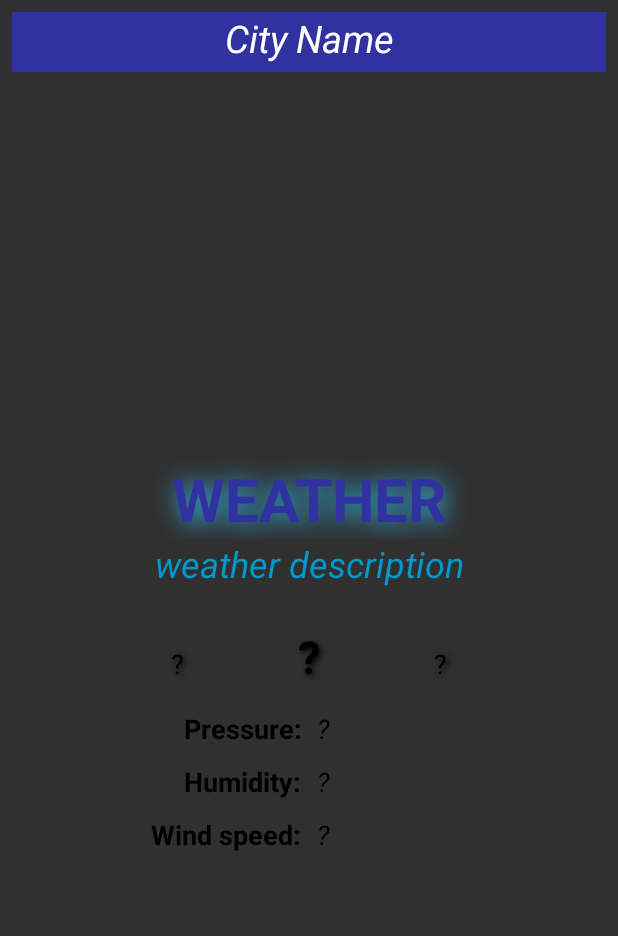
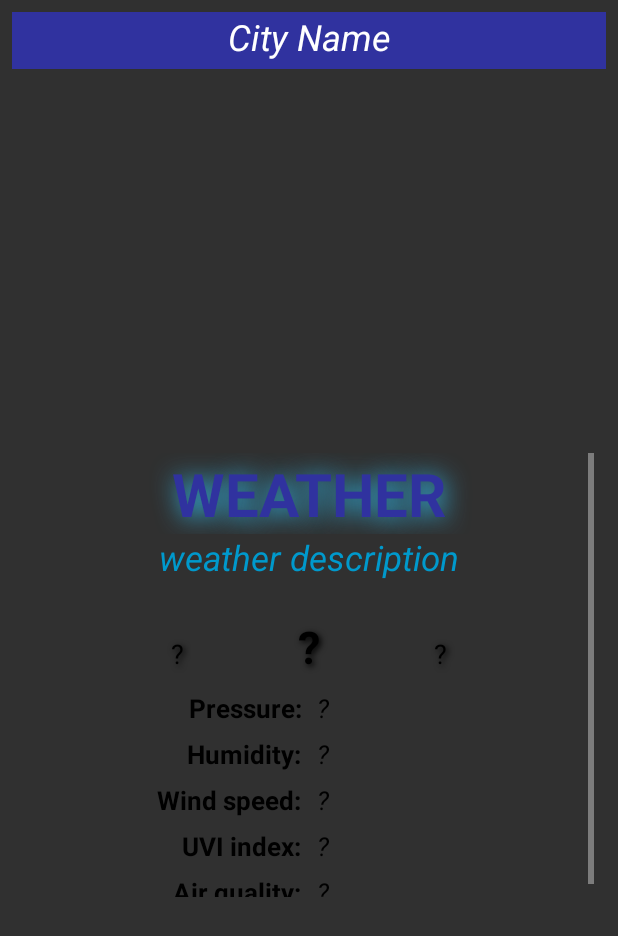
Before and after one commit to lgug/Whatstheweatherlike, an Android app: the layout activity_weather_result.xml on its own in the app's theme, with its tools: preview values and no code run, on a phone screen of 412 x 824 dp. Shown: the top 936 px of the screen. Run offline under Robolectric (Android 15) with nearby library versions, the phone set to English and light mode, and no system bars.

Commit message:
added functions to calculate uvi index and air quality and graphical integration.

```diff
--- a/app/src/main/java/weather/whatstheweatherlike/services/CitiesManager.java
+++ b/app/src/main/java/weather/whatstheweatherlike/services/CitiesManager.java
@@ -26,7 +26,7 @@ import weather.whatstheweatherlike.beans.City;
 
 public class CitiesManager extends AsyncTask<Void, Void, List<City>> {
 
-    private final static String SERVER_DNS = "ec2-18-184-69-104.eu-central-1.compute.amazonaws.com";
+    private final static String SERVER_DNS = "ec2-3-120-27-26.eu-central-1.compute.amazonaws.com";
     private final static Integer SERVER_PORT = 8081;
 
     private String cityName;
--- a/app/src/main/java/weather/whatstheweatherlike/services/TryConnectionManager.java
+++ b/app/src/main/java/weather/whatstheweatherlike/services/TryConnectionManager.java
@@ -18,7 +18,7 @@ public class TryConnectionManager extends AsyncTask<Void, Void, String>{
         if (ping) {
             boolean serverPing;
             try {
-                InetAddress cityServerAddress = InetAddress.getByName("ec2-18-184-69-104.eu-central-1.compute.amazonaws.com");
+                InetAddress cityServerAddress = InetAddress.getByName("ec2-3-120-27-26.eu-central-1.compute.amazonaws.com");
                 serverPing = cityServerAddress.isReachable(1000);
             } catch (IOException e) {
                 serverPing = false;
--- a/app/src/main/res/layout/activity_weather_result.xml
+++ b/app/src/main/res/layout/activity_weather_result.xml
@@ -32,14 +32,13 @@
             android:paddingBottom="5dp"
             android:text="City Name"
             android:textColor="@android:color/white"
-            android:textSize="25sp"
+            android:textSize="24sp"
             android:textStyle="italic" />
 
         <ImageView
             android:id="@+id/imageView"
             android:layout_width="match_parent"
-            android:layout_height="233dp"
-            android:layout_marginBottom="8dp"
+            android:layout_height="240dp"
             android:layout_marginEnd="8dp"
             android:layout_marginLeft="8dp"
             android:layout_marginRight="8dp"
@@ -92,10 +91,10 @@
                     android:layout_width="match_parent"
                     android:layout_height="wrap_content"
                     android:gravity="center"
-                    android:paddingBottom="25dp"
+                    android:paddingBottom="23dp"
                     android:text="weather description"
                     android:textColor="@android:color/holo_blue_dark"
-                    android:textSize="24sp"
+                    android:textSize="23sp"
                     android:textStyle="italic" />
 
                 <LinearLayout
@@ -103,17 +102,17 @@
                     android:layout_width="match_parent"
                     android:layout_height="match_parent"
                     android:orientation="horizontal"
-                    android:paddingBottom="10dp">
+                    android:paddingBottom="5dp">
 
                     <TextView
                         android:id="@+id/textView11"
                         android:layout_width="match_parent"
                         android:layout_height="wrap_content"
+                        android:layout_gravity="bottom"
                         android:layout_weight="1"
                         android:gravity="right|center"
-                        android:paddingBottom="5dp"
+                        android:paddingBottom="3dp"
                         android:paddingRight="20dp"
-                        android:paddingTop="5dp"
                         android:shadowColor="@android:color/black"
                         android:shadowDx="2"
                         android:shadowDy="2"
@@ -142,11 +141,11 @@
                         android:id="@+id/textView6"
                         android:layout_width="match_parent"
                         android:layout_height="wrap_content"
+                        android:layout_gravity="bottom"
                         android:layout_weight="1"
                         android:gravity="left|center"
-                        android:paddingBottom="5dp"
+                        android:paddingBottom="3dp"
                         android:paddingLeft="20dp"
-                        android:paddingTop="5dp"
                         android:shadowColor="@android:color/black"
                         android:shadowDx="2"
                         android:shadowDy="2"
@@ -169,12 +168,12 @@
                         android:layout_height="wrap_content"
                         android:layout_weight="1"
                         android:gravity="right|center"
-                        android:paddingBottom="5dp"
+                        android:paddingBottom="3dp"
                         android:paddingRight="5dp"
-                        android:paddingTop="5dp"
+                        android:paddingTop="3dp"
                         android:text="Pressure:"
                         android:textColor="@android:color/black"
-                        android:textSize="18sp"
+                        android:textSize="17sp"
                         android:textStyle="bold" />
 
                     <TextView
@@ -183,12 +182,12 @@
                         android:layout_height="wrap_content"
                         android:layout_weight="1"
                         android:gravity="left|center"
-                        android:paddingBottom="5dp"
+                        android:paddingBottom="3dp"
                         android:paddingLeft="5dp"
-                        android:paddingTop="5dp"
+                        android:paddingTop="3dp"
                         android:text="?"
                         android:textColor="@android:color/black"
-                        android:textSize="18sp"
+                        android:textSize="17sp"
                         android:textStyle="italic" />
                 </LinearLayout>
 
@@ -205,12 +204,12 @@
                         android:layout_height="wrap_content"
                         android:layout_weight="1"
                         android:gravity="right|center"
-                        android:paddingBottom="5dp"
+                        android:paddingBottom="3dp"
                         android:paddingRight="5dp"
-                        android:paddingTop="5dp"
+                        android:paddingTop="3dp"
                         android:text="Humidity:"
                         android:textColor="@android:color/black"
-                        android:textSize="18sp"
+                        android:textSize="17sp"
                         android:textStyle="bold" />
 
                     <TextView
@@ -219,12 +218,12 @@
                         android:layout_height="wrap_content"
                         android:layout_weight="1"
                         android:gravity="left|center"
-                        android:paddingBottom="5dp"
+                        android:paddingBottom="3dp"
                         android:paddingLeft="5dp"
-                        android:paddingTop="5dp"
+                        android:paddingTop="3dp"
                         android:text="?"
                         android:textColor="@android:color/black"
-                        android:textSize="18sp"
+                        android:textSize="17sp"
                         android:textStyle="italic" />
                 </LinearLayout>
 
@@ -240,12 +239,12 @@
                         android:layout_height="wrap_content"
                         android:layout_weight="1"
                         android:gravity="right|center"
-                        android:paddingBottom="5dp"
+                        android:paddingBottom="3dp"
                         android:paddingRight="5dp"
-                        android:paddingTop="5dp"
+                        android:paddingTop="3dp"
                         android:text="Wind speed:"
                         android:textColor="@android:color/black"
-                        android:textSize="18sp"
+                        android:textSize="17sp"
                         android:textStyle="bold" />
 
                     <TextView
@@ -254,14 +253,85 @@
                         android:layout_height="wrap_content"
                         android:layout_weight="1"
                         android:gravity="left|center"
-                        android:paddingBottom="5dp"
+                        android:paddingBottom="3dp"
                         android:paddingLeft="5dp"
-                        android:paddingTop="5dp"
+                        android:paddingTop="3dp"
                         android:text="?"
                         android:textColor="@android:color/black"
-                        android:textSize="18sp"
+                        android:textSize="17sp"
                         android:textStyle="italic" />
 
+                </LinearLayout>
+
+                <LinearLayout
+                    android:id="@+id/linearL5"
+                    android:layout_width="match_parent"
+                    android:layout_height="match_parent"
+                    android:layout_weight="1"
+                    android:orientation="horizontal">
+
+                    <TextView
+                        android:id="@+id/textView23"
+                        android:layout_width="match_parent"
+                        android:layout_height="wrap_content"
+                        android:layout_weight="1"
+                        android:gravity="right|center"
+                        android:paddingBottom="3dp"
+                        android:paddingRight="5dp"
+                        android:paddingTop="3dp"
+                        android:text="UVI index:"
+                        android:textColor="@color/black"
+                        android:textSize="17sp"
+                        android:textStyle="bold" />
+
+                    <TextView
+                        android:id="@+id/textView24"
+                        android:layout_width="match_parent"
+                        android:layout_height="wrap_content"
+                        android:layout_weight="1"
+                        android:gravity="left|center"
+                        android:paddingBottom="3dp"
+                        android:paddingLeft="5dp"
+                        android:paddingTop="3dp"
+                        android:text="?"
+                        android:textColor="@color/black"
+                        android:textSize="17sp"
+                        android:textStyle="italic" />
+
+                </LinearLayout>
+
+                <LinearLayout
+                    android:id="@+id/linearL6"
+                    android:layout_width="match_parent"
+                    android:layout_height="match_parent"
+                    android:layout_weight="1"
+                    android:orientation="horizontal">
+
+                    <TextView
+                        android:id="@+id/textView25"
+                        android:layout_width="match_parent"
+                        android:layout_height="wrap_content"
+                        android:layout_weight="1"
+                        android:gravity="right|center"
+                        android:paddingRight="5dp"
+                        android:paddingTop="3dp"
+                        android:text="Air quality:"
+                        android:textColor="@color/black"
+                        android:textSize="17sp"
+                        android:textStyle="bold" />
+
+                    <TextView
+                        android:id="@+id/textView26"
+                        android:layout_width="match_parent"
+                        android:layout_height="wrap_content"
+                        android:layout_weight="1"
+                        android:gravity="left|center"
+                        android:paddingLeft="5dp"
+                        android:paddingTop="3dp"
+                        android:text="?"
+                        android:textColor="@color/black"
+                        android:textSize="17sp"
+                        android:textStyle="italic" />
                 </LinearLayout>
 
             </LinearLayout>
```
Also changed, not shown: app/src/main/java/weather/whatstheweatherlike/activities/WeatherInputsActivity.java (+6 -2 lines), app/src/main/java/weather/whatstheweatherlike/activities/WeatherResultActivity.java (+11 -0 lines), app/src/main/java/weather/whatstheweatherlike/beans/AdvancedWeather.java (deleted, +0 -41 lines), app/src/main/java/weather/whatstheweatherlike/beans/Weather.java (+22 -1 lines), app/src/main/java/weather/whatstheweatherlike/services/AdvancedDataWeatherManager.java (deleted, +0 -20 lines), app/src/main/java/weather/whatstheweatherlike/services/WeatherManager.java (+180 -7 lines), app/src/main/res/values/colors.xml (+8 -1 lines).
